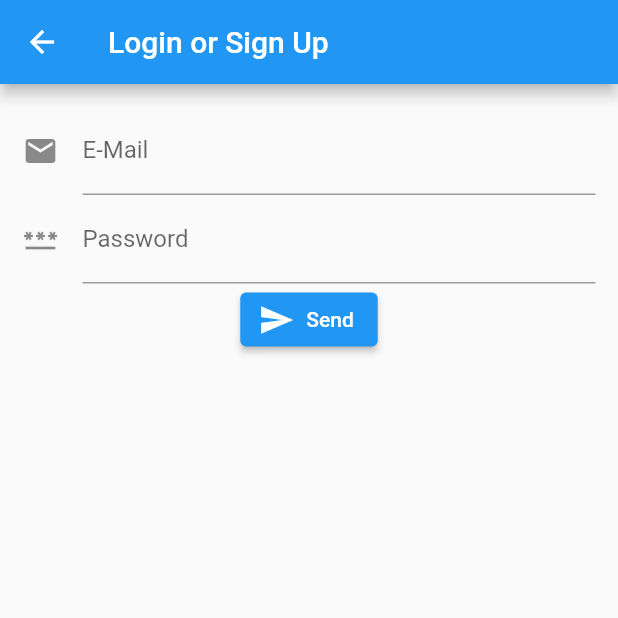
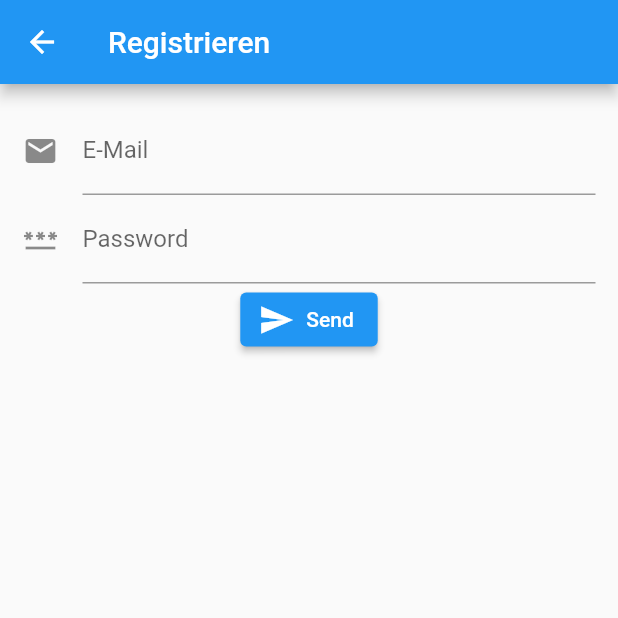
Before and after one commit to ajfriesen/fitlib, a Flutter app: the MailSignUp screen opened by its route, on a phone screen of 412 x 824 dp, the top half of it. Run offline on Flutter 3.47's test engine with Material 2 defaults, Android fonts, the phone set to English and light mode, and no system bars; our stand-ins replace cloud_firestore, firebase_auth, firebase_core, firebase_storage, image_picker, shared_preferences; accounts and stored records are empty.

Commit message:
Change title for sign_up_mail.dart

```diff
--- a/lib/screens/sign_up_mail.dart
+++ b/lib/screens/sign_up_mail.dart
@@ -18,7 +18,7 @@ class _MailSignUpState extends State<MailSignUp> {
   Widget build(BuildContext context) {
     return Scaffold(
       appBar: AppBar(
-        title: Text('Login or Sign Up'),
+        title: Text('Registrieren'),
       ),
       body: Padding(
         padding: const EdgeInsets.all(15.0),
```
